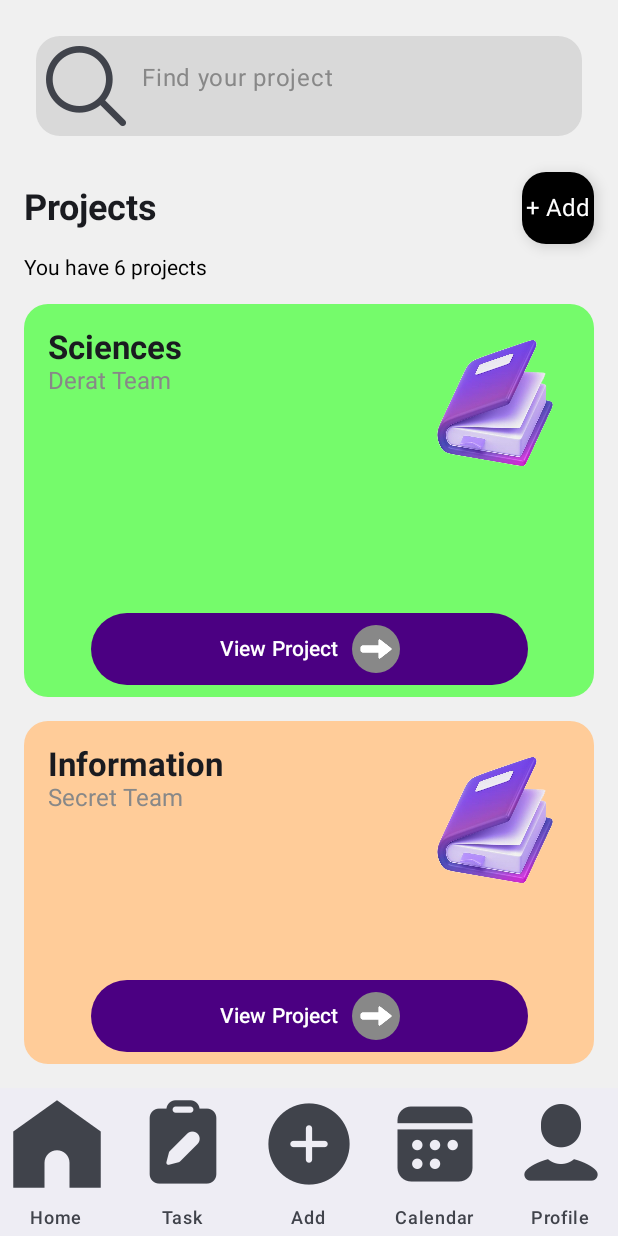
After one commit to bktrung/intro2se-cq22_3-group15, an Android app built with Jetpack Compose: the composable ProjectScreen shown on its own in the app's theme, on a phone screen of 412 x 824 dp. The commit adds this screen. Run offline under Robolectric (Android 15) with nearby library versions, the phone set to English and light mode, and no system bars.

Commit message:
update ProjectScreen.kt

```diff
--- a/src/frontend/YouManage/app/src/main/java/com/example/youmanage/screens/ManageTaskScreen.kt
+++ b/src/frontend/YouManage/app/src/main/java/com/example/youmanage/screens/ManageTaskScreen.kt
@@ -1,5 +1,4 @@
 package com.example.youmanage.screens
-
 
 import androidx.compose.foundation.BorderStroke
 import androidx.compose.foundation.Image
--- /dev/null
+++ b/src/frontend/YouManage/app/src/main/java/com/example/youmanage/screens/ProjectScreen.kt
@@ -0,0 +1,205 @@
+package com.example.youmanage.screens
+
+import androidx.compose.foundation.Image
+import androidx.compose.foundation.background
+import androidx.compose.foundation.clickable
+import androidx.compose.foundation.layout.*
+import androidx.compose.foundation.shape.RoundedCornerShape
+import androidx.compose.material3.*
+import androidx.compose.runtime.Composable
+import androidx.compose.runtime.getValue
+import androidx.compose.runtime.mutableStateOf
+import androidx.compose.runtime.remember
+import androidx.compose.runtime.setValue
+import androidx.compose.ui.Alignment
+import androidx.compose.ui.Modifier
+import androidx.compose.ui.graphics.Color
+import androidx.compose.ui.res.painterResource
+import androidx.compose.ui.text.TextStyle
+import androidx.compose.ui.text.font.FontWeight
+import androidx.compose.ui.tooling.preview.Preview
+import androidx.compose.ui.unit.dp
+import androidx.compose.ui.unit.sp
+import androidx.navigation.NavController
+import androidx.navigation.compose.rememberNavController
+import com.example.youmanage.R
+
+@OptIn(ExperimentalMaterial3Api::class)
+@Composable
+fun ProjectScreen() {
+    val navController = rememberNavController()
+    var searchQuery by remember { mutableStateOf("") }
+
+    Scaffold(
+        bottomBar = {
+            BottomNavigationBar(navController)
+        }
+    ) { paddingValues ->
+        Box(
+            modifier = Modifier
+                .fillMaxSize()
+                .padding(paddingValues)
+                .background(Color(0xFFF0F0F0))
+        ) {
+            Column(
+                modifier = Modifier
+                    .fillMaxSize()
+                    .padding(16.dp)
+            ) {
+                TextField(
+                    value = searchQuery,
+                    onValueChange = { newValue -> searchQuery = newValue },
+                    placeholder = { Text("Find your project", color = Color.Gray) },
+                    leadingIcon = {
+                        Icon(
+                            painter = painterResource(id = R.drawable.img_search),
+                            contentDescription = "Search"
+                        )
+                    },
+                    modifier = Modifier
+                        .fillMaxWidth()
+                        .padding(8.dp),
+                    colors = TextFieldDefaults.textFieldColors(
+                        containerColor = Color(0xFFD9D9D9),
+                        focusedIndicatorColor = Color.Transparent,
+                        unfocusedIndicatorColor = Color.Transparent,
+                        cursorColor = Color.Black
+                    ),
+                    shape = RoundedCornerShape(16.dp)
+                )
+
+                Spacer(modifier = Modifier.height(16.dp))
+
+                // Sử dụng Row để đặt FloatingActionButton ngang với Projects
+                Row(
+                    verticalAlignment = Alignment.CenterVertically,
+                    modifier = Modifier.fillMaxWidth()
+                ) {
+                    Text(
+                        text = "Projects",
+                        style = TextStyle(fontSize = 24.sp, fontWeight = FontWeight.Bold),
+                        modifier = Modifier.weight(1f)
+                    )
+                    FloatingActionButton(
+                        onClick = { /* Thêm hành động cho nút thêm */ },
+                        containerColor = Color.Black,
+                        contentColor = Color.White,
+                        modifier = Modifier.size(48.dp) // Điều chỉnh kích thước cho phù hợp
+                    ) {
+                        Text(text = "+ Add", style = TextStyle(fontSize = 16.sp))
+                    }
+                }
+
+                Spacer(modifier = Modifier.height(8.dp))
+
+                Text(text = "You have 6 projects", style = TextStyle(color = Color.Black))
+
+                Spacer(modifier = Modifier.height(16.dp))
+
+                // Danh sách dự án với màu nền khác nhau
+                ProjectItem("Sciences", "Derat Team", backgroundColor = Color(0xFF75FB6B))
+                Spacer(modifier = Modifier.height(16.dp))
+                ProjectItem("Information", "Secret Team", backgroundColor = Color(0xFFFFCC99))
+            }
+        }
+    }
+}
+
+
+@Composable
+fun ProjectItem(title: String, team: String, backgroundColor: Color) {
+    Box(
+        modifier = Modifier
+            .fillMaxWidth()
+            .height(262.dp)
+            .background(backgroundColor, shape = RoundedCornerShape(16.dp))
+    ) {
+        Row(
+            modifier = Modifier
+                .fillMaxSize()
+                .padding(16.dp),
+            verticalAlignment = Alignment.Top
+        ) {
+            Column(modifier = Modifier.weight(1f)) {
+                Text(text = title, style = TextStyle(fontSize = 22.sp, fontWeight = FontWeight.Bold))
+                Text(text = team, style = TextStyle(fontSize = 16.sp, color = Color.Gray))
+            }
+            Image(
+                painter = painterResource(id = R.drawable.img_book),
+                contentDescription = "Project Image",
+                modifier = Modifier.size(100.dp)
+            )
+        }
+
+        Button(
+            onClick = { /* Thêm hành động cho nút View Project */ },
+            modifier = Modifier
+                .align(Alignment.BottomCenter)
+                .padding(8.dp)
+                .fillMaxWidth(0.8f)
+                .height(48.dp),
+            colors = ButtonDefaults.buttonColors(containerColor = Color(0xFF4B0082))
+        ) {
+            Text(text = "View Project", color = Color.White)
+            Spacer(modifier = Modifier.width(8.dp))
+            // Bọc mũi tên trong một hình tròn
+            Box(
+                modifier = Modifier
+                    .size(32.dp) // Kích thước hình tròn
+                    .background(Color.Gray, shape = RoundedCornerShape(50)) // Màu nền và hình dạng tròn
+                    .padding(4.dp), // Khoảng cách giữa mũi tên và viền tròn
+                contentAlignment = Alignment.Center
+            ) {
+                Icon(
+                    painter = painterResource(id = R.drawable.img_arrow),
+                    contentDescription = "Arrow Icon",
+                    tint = Color.White // Đặt màu cho mũi tên
+                )
+            }
+        }
+    }
+}
+
+
+@Composable
+fun BottomNavigationBar(navController: NavController) {
+    NavigationBar {
+        NavigationBarItem(
+            icon = { Icon(painter = painterResource(id = R.drawable.img_home), contentDescription = "Home") },
+            label = { Text("Home") },
+            selected = false,
+            onClick = { /* Điều hướng đến màn hình Home */ }
+        )
+        NavigationBarItem(
+            icon = { Icon(painter = painterResource(id = R.drawable.img_task), contentDescription = "Task") },
+            label = { Text("Task") },
+            selected = false,
+            onClick = { /* Điều hướng đến màn hình Task */ }
+        )
+        NavigationBarItem(
+            icon = { Icon(painter = painterResource(id = R.drawable.img_add), contentDescription = "Add") },
+            label = { Text("Add") },
+            selected = false,
+            onClick = { /* Điều hướng đến màn hình Add */ }
+        )
+        NavigationBarItem(
+            icon = { Icon(painter = painterResource(id = R.drawable.img_calendar), contentDescription = "Calendar") },
+            label = { Text("Calendar") },
+            selected = false,
+            onClick = { /* Điều hướng đến màn hình Calendar */ }
+        )
+        NavigationBarItem(
+            icon = { Icon(painter = painterResource(id = R.drawable.img_person), contentDescription = "Profile") },
+            label = { Text("Profile") },
+            selected = false,
+            onClick = { /* Điều hướng đến màn hình Profile */ }
+        )
+    }
+}
+
+
+@Preview(showBackground = true)
+@Composable
+fun PreviewProjectScreen() {
+    ProjectScreen()
+}
```
Also changed, not shown: src/frontend/YouManage/app/src/main/java/com/example/youmanage/screens/CreateAccountScreen.kt (+28 -14 lines), src/frontend/YouManage/app/src/main/java/com/example/youmanage/screens/LoginScreen2.kt (+34 -25 lines), src/frontend/YouManage/app/src/main/res/drawable-nodpi/img_add.png (added), src/frontend/YouManage/app/src/main/res/drawable-nodpi/img_arrow.png (added), src/frontend/YouManage/app/src/main/res/drawable-nodpi/img_book.png (added), src/frontend/YouManage/app/src/main/res/drawable-nodpi/img_calendar.png (added), src/frontend/YouManage/app/src/main/res/drawable-nodpi/img_home.png (added), src/frontend/YouManage/app/src/main/res/drawable-nodpi/img_person.png (added), src/frontend/YouManage/app/src/main/res/drawable-nodpi/img_search.png (added), src/frontend/YouManage/app/src/main/res/drawable-nodpi/img_task.png (added).
